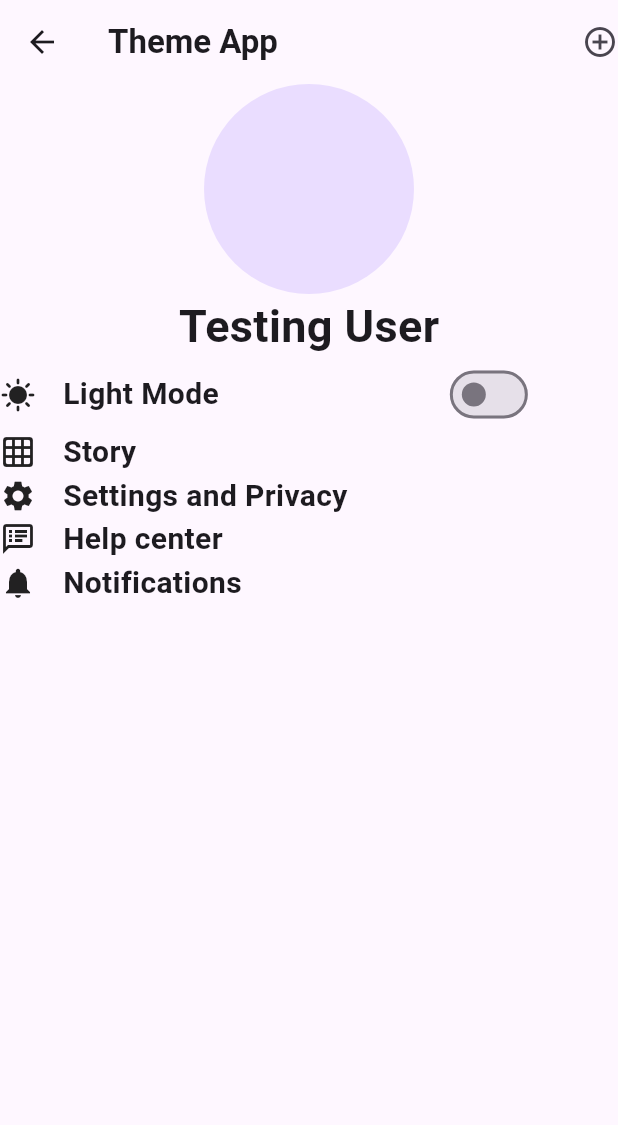
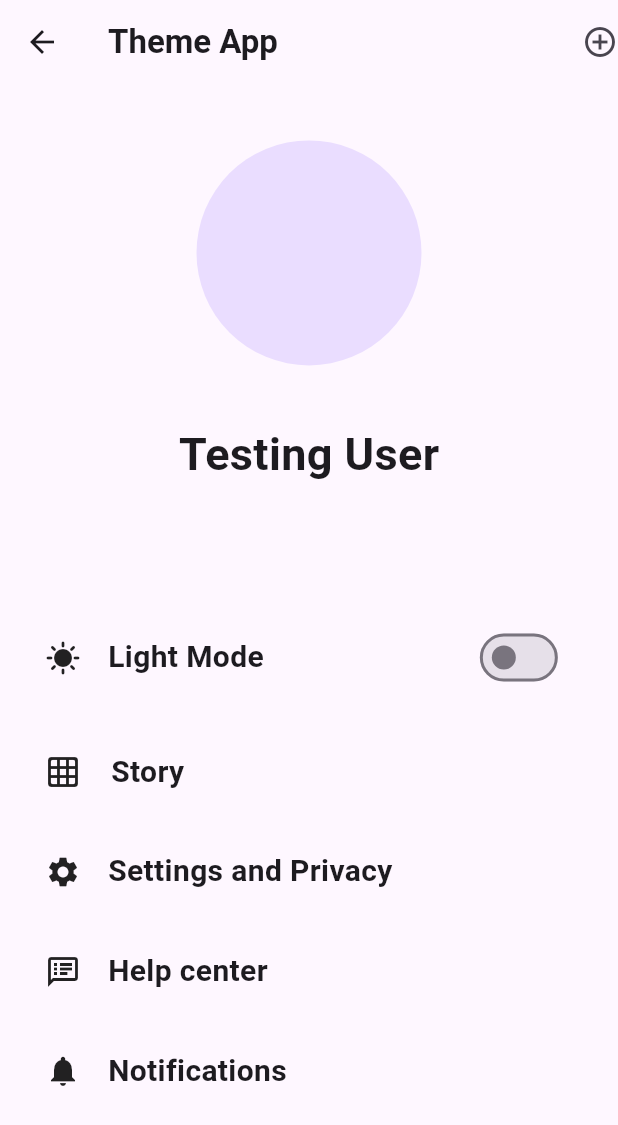
Before and after one commit to MauryaAayush/advflutterch_1, a Flutter app: the screen it shows after launch, on a phone screen of 412 x 824 dp. Shown: the top 1125 px of the screen. Run offline on Flutter 3.47's test engine with Material 3 defaults, Android fonts, the phone set to English and light mode, and no system bars.

Commit message:
Radhey Radhey

```diff
--- a/lib/screens/Theme_Change_Using_Provider/Views/Change_Theme_Screen.dart
+++ b/lib/screens/Theme_Change_Using_Provider/Views/Change_Theme_Screen.dart
@@ -17,14 +17,20 @@ class ThemeChange extends StatelessWidget {
         actions: [Icon(Icons.add_circle_outline)],
       ),
       body: Center(
+          child: Padding(
+        padding: const EdgeInsets.symmetric(horizontal: 30),
         child: Column(
+          mainAxisAlignment: MainAxisAlignment.spaceEvenly,
           children: [
             CircleAvatar(
-            radius: 70,
+              radius: 75,
             ),
             Text(
               'Testing User',
               style: TextStyle(fontSize: 30, fontWeight: FontWeight.w600),
+            ),
+            SizedBox(
+              height: 15,
             ),
             Row(
               children: [
@@ -37,7 +43,7 @@ class ThemeChange extends StatelessWidget {
                   style: TextStyle(fontSize: 20, fontWeight: FontWeight.w600),
                 ),
                 SizedBox(
-                width: 150,
+                  width: 140,
                 ),
                 Switch(
                   value: Provider.of<ThemeProvider>(context, listen: true)
@@ -53,7 +59,7 @@ class ThemeChange extends StatelessWidget {
               children: [
                 Icon(Icons.grid_on_rounded),
                 SizedBox(
-                width: 18,
+                  width: 20,
                 ),
                 Text(
                   'Story',
@@ -97,7 +103,10 @@ class ThemeChange extends StatelessWidget {
                 ),
               ],
             ),
+
+            SizedBox(height: 20,)
           ],
+        ),
       )),
     );
   }
```
Lines whose indentation alone changed are shown as unchanged.
